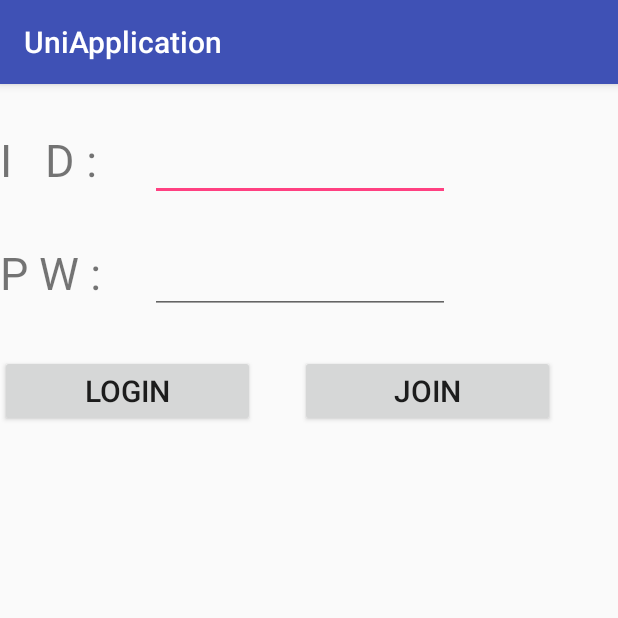
After one commit to seonun2/UniApplication, an Android app: the LoginActivity screen opened directly, with no data from a screen before it, on a phone screen of 412 x 824 dp, the top half of it. The commit adds this screen. Run offline under Robolectric (Android 15) with nearby library versions, the phone set to English and light mode, and no system bars.

Commit message:
member commit

```diff
--- a/app/src/main/AndroidManifest.xml
+++ b/app/src/main/AndroidManifest.xml
@@ -9,14 +9,15 @@
         android:supportsRtl="true"
         android:theme="@style/AppTheme">
         <activity android:name=".MainActivity">
-        </activity>
-        <activity android:name=".CalcActivity">
             <intent-filter>
                 <action android:name="android.intent.action.MAIN" />
 
                 <category android:name="android.intent.category.LAUNCHER" />
             </intent-filter>
         </activity>
+        <activity android:name=".calc.CalcActivity" />
+        <activity android:name=".member.LoginActivity" />
+        <activity android:name=".member.JoinActivity"></activity>
     </application>
 
 </manifest>
--- a/app/src/main/java/com/app/my/uniapplication/CalcActivity.java
+++ b/app/src/main/java/com/app/my/uniapplication/calc/CalcActivity.java
@@ -1,4 +1,4 @@
-package com.app.my.uniapplication;
+package com.app.my.uniapplication.calc;
 
 import android.os.Bundle;
 import android.support.v7.app.AppCompatActivity;
@@ -6,6 +6,8 @@ import android.view.View;
 import android.widget.Button;
 import android.widget.EditText;
 import android.widget.TextView;
+
+import com.app.my.uniapplication.R;
 
 public class CalcActivity extends AppCompatActivity implements View.OnClickListener {
     EditText et_num_1, et_num_2;
--- a/app/src/main/java/com/app/my/uniapplication/CalcDTO.java
+++ b/app/src/main/java/com/app/my/uniapplication/calc/CalcDTO.java
@@ -1,4 +1,4 @@
-package com.app.my.uniapplication;
+package com.app.my.uniapplication.calc;
 
 /**
  * Created by 1027 on 2016-09-24.
--- a/app/src/main/java/com/app/my/uniapplication/CalcService.java
+++ b/app/src/main/java/com/app/my/uniapplication/calc/CalcService.java
@@ -1,4 +1,4 @@
-package com.app.my.uniapplication;
+package com.app.my.uniapplication.calc;
 
 /**
  * Created by 1027 on 2016-09-24.
--- a/app/src/main/java/com/app/my/uniapplication/CalcServiceImpl.java
+++ b/app/src/main/java/com/app/my/uniapplication/calc/CalcServiceImpl.java
@@ -1,4 +1,4 @@
-package com.app.my.uniapplication;
+package com.app.my.uniapplication.calc;
 
 /**
  * Created by 1027 on 2016-09-24.
--- /dev/null
+++ b/app/src/main/java/com/app/my/uniapplication/member/LoginActivity.java
@@ -0,0 +1,72 @@
+package com.app.my.uniapplication.member;
+
+import android.os.Bundle;
+import android.support.v7.app.AppCompatActivity;
+import android.view.View;
+import android.widget.Button;
+import android.widget.EditText;
+import android.widget.Toast;
+
+import com.app.my.uniapplication.R;
+
+public class LoginActivity extends AppCompatActivity implements View.OnClickListener {
+
+    Button bt_login, bt_join;
+    EditText et_id, et_pw;
+    MemberDto paramDto = new MemberDto();
+    MemberDto resultDto = new MemberDto();
+
+    MemberService service = new MemberServiceImpl();
+
+    @Override
+    protected void onCreate(Bundle savedInstanceState) {
+        super.onCreate(savedInstanceState);
+        setContentView(R.layout.activity_login);
+
+        bt_join = (Button)findViewById(R.id.bt_join);
+        bt_login = (Button)findViewById(R.id.bt_login);
+        et_id = (EditText)findViewById(R.id.et_id);
+        et_pw = (EditText)findViewById(R.id.et_pw);
+
+        bt_join.setOnClickListener(this);
+        bt_login.setOnClickListener(this);
+
+    }
+
+    @Override
+    public void onClick(View v) {
+        String sId, sPw;
+
+        sId = et_id.getText().toString();
+        sPw = et_pw.getText().toString();
+
+        switch (v.getId()){
+            case(R.id.bt_login) :
+
+                paramDto.setId(sId);
+                paramDto.setPw(sPw);
+                resultDto = service.login(paramDto);
+
+                if(resultDto != null){
+                    if(resultDto.getId().equals("NONE")){
+                        Toast.makeText(LoginActivity.this, "존재하지 않는 아이디 입니다.", Toast.LENGTH_LONG).show();
+                    }else if(resultDto.getId().equals("NO_MATCH_PW")){
+                        Toast.makeText(LoginActivity.this, "비밀번호가 일치하지 않습니다.", Toast.LENGTH_LONG).show();
+                    }else if(resultDto.getId().equals("NO_MATCH_ID")){
+                        Toast.makeText(LoginActivity.this, "아이디가 일치하지 않습니다.", Toast.LENGTH_LONG).show();
+                    }else{
+                        Toast.makeText(LoginActivity.this, "환영합니다. " + resultDto.getKor_name() + "님.", Toast.LENGTH_LONG).show();
+                    }
+                }else{
+                    Toast.makeText(LoginActivity.this, "해당정보는 존재하지 않습니다.", Toast.LENGTH_LONG).show();
+                }
+
+                break;
+
+            case(R.id.bt_join) :
+                Toast.makeText(LoginActivity.this, "회원가입 하실건가요??", Toast.LENGTH_LONG).show();
+                break;
+        }
+
+    }
+}
--- /dev/null
+++ b/app/src/main/java/com/app/my/uniapplication/member/MemberService.java
@@ -0,0 +1,10 @@
+package com.app.my.uniapplication.member;
+
+/**
+ * Created by 1027 on 2016-10-01.
+ */
+
+public interface MemberService {
+    public MemberDto login(MemberDto memberDto);
+    public MemberDto join(MemberDto memberDto);
+}
--- /dev/null
+++ b/app/src/main/res/layout/activity_login.xml
@@ -0,0 +1,61 @@
+<?xml version="1.0" encoding="utf-8"?>
+<LinearLayout android:layout_height="match_parent"
+    android:layout_width="match_parent"
+    android:orientation="vertical"
+    android:weightSum="1"
+    xmlns:android="http://schemas.android.com/apk/res/android">
+
+    <LinearLayout
+        android:layout_marginTop="30dp"
+        android:layout_height="wrap_content"
+        android:layout_width="match_parent"
+        android:orientation="horizontal">
+        <TextView
+            android:layout_width="100dp"
+            android:layout_height="wrap_content"
+            android:textSize="30dp"
+            android:text="I   D : " />
+        <EditText
+            android:layout_width="200dp"
+            android:layout_height="wrap_content"
+            android:id="@+id/et_id" />
+
+    </LinearLayout>
+    <LinearLayout
+        android:layout_marginTop="30dp"
+        android:layout_height="wrap_content"
+        android:layout_width="match_parent"
+        android:orientation="horizontal">
+        <TextView
+            android:layout_width="100dp"
+            android:layout_height="wrap_content"
+            android:textSize="30dp"
+            android:text="P W : " />
+        <EditText
+            android:layout_width="200dp"
+            android:layout_height="wrap_content"
+            android:id="@+id/et_pw" />
+
+    </LinearLayout>
+    <LinearLayout
+        android:layout_marginTop="30dp"
+        android:layout_height="wrap_content"
+        android:layout_width="match_parent"
+        android:orientation="horizontal">
+        <Button
+            android:layout_width="170dp"
+            android:layout_height="wrap_content"
+            android:id="@+id/bt_login"
+            android:text="LOGIN"
+            android:textSize="20dp"
+            />
+        <Button
+            android:layout_width="170dp"
+            android:layout_height="wrap_content"
+            android:id="@+id/bt_join"
+            android:text="JOIN"
+            android:textSize="20dp"
+            android:layout_marginLeft="30dp"
+            />
+    </LinearLayout>
+</LinearLayout>
```
Also changed, not shown: app/src/main/java/com/app/my/uniapplication/MainActivity.java (+28 -2 lines), app/src/main/java/com/app/my/uniapplication/member/JoinActivity.java (added, +15 -0 lines), app/src/main/java/com/app/my/uniapplication/member/MemberDao.java (added, +37 -0 lines), app/src/main/java/com/app/my/uniapplication/member/MemberDto.java (added, +99 -0 lines), app/src/main/java/com/app/my/uniapplication/member/MemberServiceImpl.java (added, +34 -0 lines), app/src/main/res/layout/activity_join.xml (added, +55 -0 lines), app/src/main/res/layout/activity_main.xml (+8 -2 lines).
